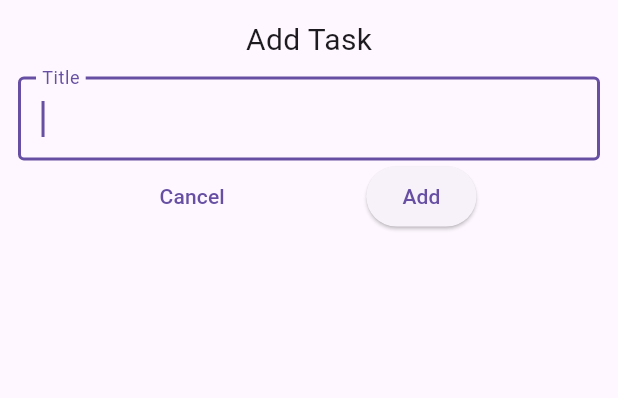
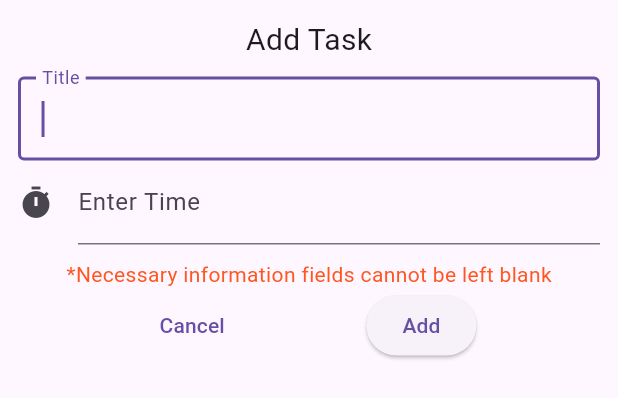
Before and after one commit to leesuby/TodoFlutter, a Flutter app: the AddTaskBottomSheet widget shown alone on an empty page, opened directly, on a phone screen of 412 x 824 dp. Shown: the top 398 px of the screen. Run offline on Flutter 3.47's test engine with Material 3 defaults, Android fonts, the phone set to English and light mode, and no system bars; our stand-ins replace bloc, equatable, flutter_bloc.

Commit message:
Add time for todo task

```diff
--- a/lib/models/todoTask.dart
+++ b/lib/models/todoTask.dart
@@ -4,11 +4,13 @@ import 'package:equatable/equatable.dart';
 // ignore: must_be_immutable
 class TodoTask extends Equatable {
   final String title;
+  final DateTime time;
   bool? isDone;
   bool? isDeleted;
 
   TodoTask({
     required this.title,
+    required this.time,
     this.isDone,
     this.isDeleted,
   }) {
@@ -18,11 +20,13 @@ class TodoTask extends Equatable {
 
   TodoTask copyWith({
     String? title,
+    DateTime? time,
     bool? isDone,
     bool? isDeleted,
   }) {
     return TodoTask(
       title: title ?? this.title,
+      time: time ?? this.time,
       isDone: isDone ?? this.isDone,
       isDeleted: isDeleted ?? this.isDeleted,
     );
@@ -31,6 +35,7 @@ class TodoTask extends Equatable {
   Map<String, dynamic> toMap() {
     return <String, dynamic>{
       'title': title,
+      'time': time,
       'isDone': isDone,
       'isDeleted': isDeleted,
     };
@@ -39,6 +44,7 @@ class TodoTask extends Equatable {
   factory TodoTask.fromMap(Map<String, dynamic> map) {
     return TodoTask(
       title: map['title'] as String,
+      time: map['time'] as DateTime,
       isDone: map['isDone'] != null ? map['isDone'] as bool : null,
       isDeleted: map['isDeleted'] != null ? map['isDeleted'] as bool : null,
     );
@@ -46,6 +52,6 @@ class TodoTask extends Equatable {
 
   @override
   List<Object?> get props => [
-    title,isDone,isDeleted,
+    title,time,isDone,isDeleted,
   ];
 }
--- a/lib/screens/todoScreen.dart
+++ b/lib/screens/todoScreen.dart
@@ -2,6 +2,7 @@ import 'package:flutter/material.dart';
 import 'package:flutter/widgets.dart';
 import 'package:flutter_tasks_app/blocs/bloc_exports.dart';
 import 'package:flutter_tasks_app/widgets/todoTaskList.dart';
+import 'package:intl/intl.dart';
 
 import '../models/todoTask.dart';
 
@@ -37,7 +38,7 @@ class _TodoScreenState extends State<TodoScreen> {
             title: const Text('Todo App'),
             actions: [
               IconButton(
-                onPressed: ()  => _addTodoTask(context),
+                onPressed: () => _addTodoTask(context),
                 icon: const Icon(Icons.add),
               )
             ],
@@ -66,14 +67,18 @@ class _TodoScreenState extends State<TodoScreen> {
   }
 }
 
-class AddTaskBottomSheet extends StatelessWidget {
-  const AddTaskBottomSheet({
-    Key? key
-  }) : super(key: key);
+class AddTaskBottomSheet extends StatefulWidget {
+  const AddTaskBottomSheet({Key? key}) : super(key: key);
+  @override
+  State<AddTaskBottomSheet> createState() => _AddTaskBottomSheetState();
+}
+
+class _AddTaskBottomSheetState extends State<AddTaskBottomSheet> {
+  TextEditingController timeTodoTaskController = TextEditingController();
+  TextEditingController titleTodoTaskController = TextEditingController();
 
   @override
   Widget build(BuildContext context) {
-    TextEditingController titleTodoTaskController = TextEditingController();
     return Container(
       padding: const EdgeInsets.all(12),
       child: Column(
@@ -92,6 +97,36 @@ class AddTaskBottomSheet extends StatelessWidget {
                 label: Text('Title'),
                 border: OutlineInputBorder(),
               )),
+          TextField(
+            controller: timeTodoTaskController,
+            decoration: const InputDecoration(
+                icon: Icon(Icons.timer), labelText: "Enter Time"),
+            readOnly: true,
+            onTap: () async {
+              DateTime? pickedDate = await showDatePicker(
+                  context: context,
+                  initialDate: DateTime.now(),
+                  firstDate: DateTime(2000),
+                  lastDate: DateTime(2101));
+
+              if (pickedDate != null) {
+                String formattedDate =
+                    DateFormat('yyyy-MM-dd').format(pickedDate);
+                setState(() {
+                  timeTodoTaskController.text =
+                      formattedDate; //set output date to TextField value.
+                });
+              }
+            }
+          ),
+          const SizedBox(
+            height: 10,
+          ),
+          if (timeTodoTaskController.text.isEmpty ||
+              titleTodoTaskController.text.isEmpty)
+            const Text(
+              '*Necessary information fields cannot be left blank',
+              style: TextStyle(color: Colors.deepOrange) ),
           Row(
             mainAxisAlignment: MainAxisAlignment.spaceEvenly,
             children: [
@@ -101,7 +136,10 @@ class AddTaskBottomSheet extends StatelessWidget {
               ),
               ElevatedButton(
                 onPressed: () {
-                  var task = TodoTask(title: titleTodoTaskController.text);
+                  DateTime parsedDate =
+                      DateTime.parse(timeTodoTaskController.text);
+                  var task = TodoTask(
+                      title: titleTodoTaskController.text, time: parsedDate);
                   context.read<TodoTaskBloc>().add(AddTodoTask(task: task));
                   Navigator.pop(context);
                 },
--- a/lib/widgets/todoTaskList.dart
+++ b/lib/widgets/todoTaskList.dart
@@ -3,6 +3,7 @@ import 'package:flutter/widgets.dart';
 import 'package:flutter_tasks_app/blocs/bloc/bloc/todo_task_bloc.dart';
 import 'package:flutter_tasks_app/blocs/bloc_exports.dart';
 import 'package:flutter_tasks_app/models/todoTask.dart';
+import 'package:intl/intl.dart';
 
 class TodoTasksList extends StatelessWidget {
   const TodoTasksList({
@@ -21,6 +22,7 @@ class TodoTasksList extends StatelessWidget {
           var task = todoTasks[index];
           return ListTile(
             title: Text(task.title),
+            subtitle: Text(task.time == null? "No Time" : "Time: " + DateFormat('yyyy-MM-dd').format(task.time)),
             trailing: Checkbox(
               value: task.isDone,
               onChanged: (value) {
--- a/pubspec.yaml
+++ b/pubspec.yaml
@@ -14,9 +14,9 @@ dependencies:
   flutter:
     sdk: flutter
   flutter_bloc: ^8.1.4
+  intl: ^0.19.0
 
 dev_dependencies:
-
   flutter_lints: ^1.0.0
   flutter_test:
     sdk: flutter
```
Also changed, not shown: pubspec.lock.
